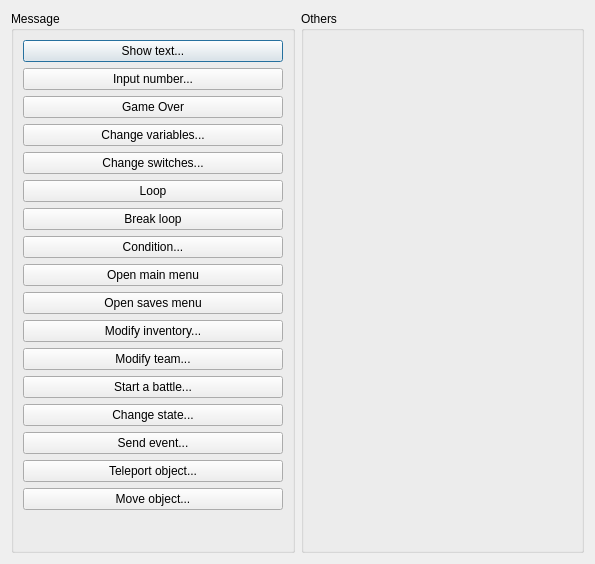
Before: the Qt Designer form Engine/Dialogs/dialogcommands.ui in RPG-Paper-Maker/RPG-Paper-Maker, drawn with Qt 5.
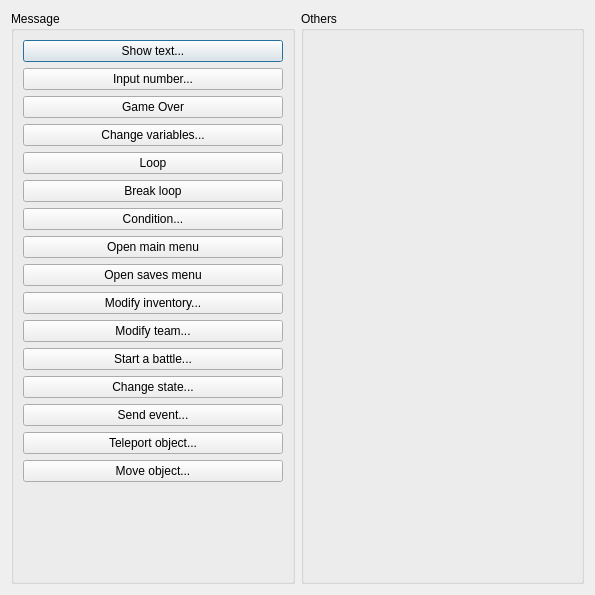
After: the same form once the commit is applied.

Commit message: [E] Ask to save when play test, [E][G] Remove switches

```diff
--- a/Engine/Dialogs/dialogcommands.ui
+++ b/Engine/Dialogs/dialogcommands.ui
@@ -7,7 +7,7 @@
     <x>0</x>
     <y>0</y>
     <width>595</width>
-    <height>564</height>
+    <height>595</height>
    </rect>
   </property>
   <property name="windowTitle">
@@ -54,13 +54,6 @@
               </property>
              </widget>
             </item>
-            <item>
-             <widget class="QPushButton" name="pushButtonChangeSwitches">
-              <property name="text">
-               <string>Change switches...</string>
-              </property>
-             </widget>
-            </item>
             <item>
              <widget class="QPushButton" name="pushButtonWhile">
               <property name="text">
```
The commit also changes 55 other files.
